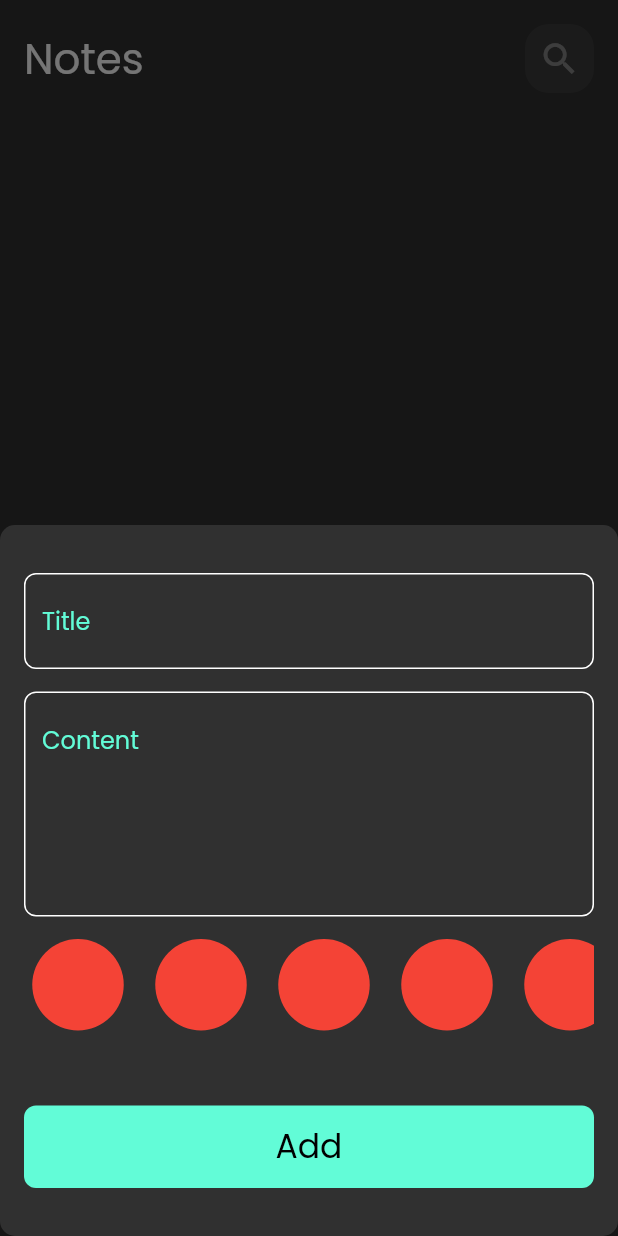
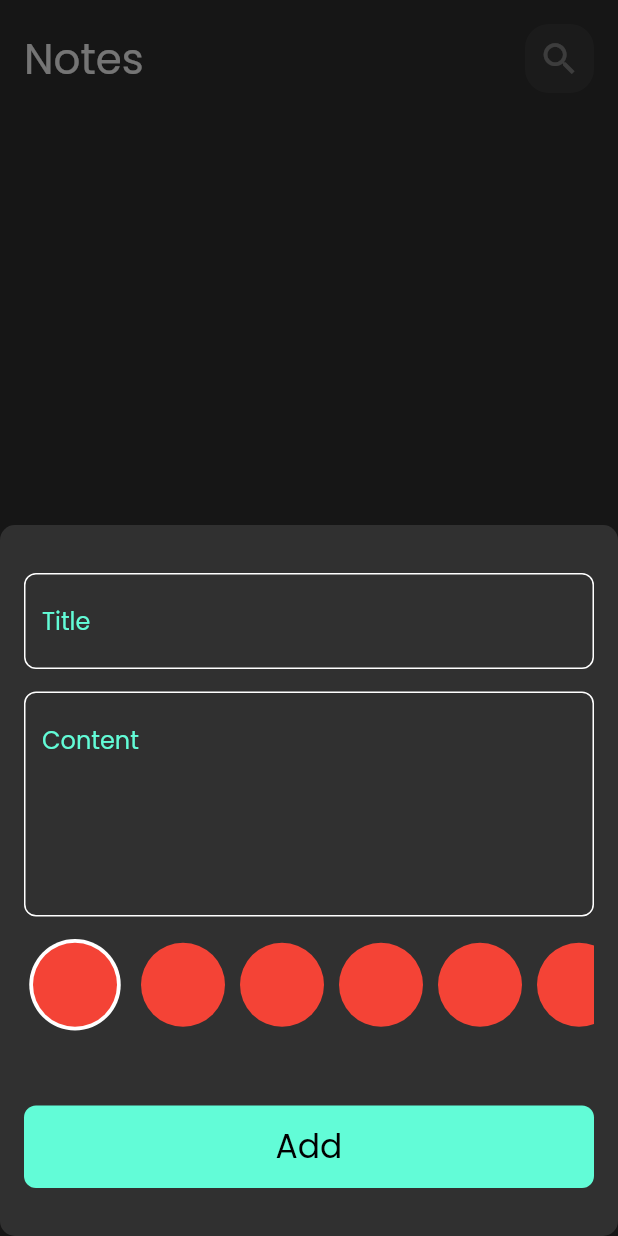
Before and after one commit to George-Samir88/notes_app, a Flutter app: the screen it shows after launch, after a tap on the "add" icon, on a phone screen of 412 x 824 dp. Run offline on Flutter 3.47's test engine with Material 2 defaults, Android fonts, the phone set to English and light mode, and no system bars; our stand-ins replace flutter_bloc, hive_flutter; accounts and stored records are empty.

Commit message:
selecting a color with a flag

```diff
--- a/lib/reusable/color_item.dart
+++ b/lib/reusable/color_item.dart
@@ -1,16 +1,27 @@
 import 'package:flutter/material.dart';
 
 class ColorItem extends StatelessWidget {
-  const ColorItem({super.key});
+  const ColorItem({super.key, required this.isSelected});
+
+  final bool isSelected;
 
   @override
   Widget build(BuildContext context) {
-    return const Padding(
-      padding: EdgeInsets.only(top: 15.0),
-      child: CircleAvatar(
-        backgroundColor: Colors.red,
-        radius: 36.0,
-      ),
+    return Padding(
+      padding: const EdgeInsets.only(top: 15.0),
+      child: isSelected
+          ? const CircleAvatar(
+              radius: 34.0,
+              backgroundColor: Colors.white,
+              child: CircleAvatar(
+                backgroundColor: Colors.red,
+                radius: 28.0,
+              ),
+            )
+          : const CircleAvatar(
+              backgroundColor: Colors.red,
+              radius: 28.0,
+            ),
     );
   }
 }
--- a/lib/reusable/colors_list_view.dart
+++ b/lib/reusable/colors_list_view.dart
@@ -1,17 +1,31 @@
 import 'package:flutter/cupertino.dart';
 import 'package:notes_app/reusable/color_item.dart';
 
-class ColorsListView extends StatelessWidget {
+class ColorsListView extends StatefulWidget {
   const ColorsListView({super.key});
+
+  @override
+  State<ColorsListView> createState() => _ColorsListViewState();
+}
+
+class _ColorsListViewState extends State<ColorsListView> {
+  late bool isSelected;
+  int currentIndex = 0;
 
   @override
   Widget build(BuildContext context) {
     return SizedBox(
-      height: 38*2,
+      height: 38 * 2,
       child: ListView.separated(
-        physics: const BouncingScrollPhysics(),
+          physics: const BouncingScrollPhysics(),
           scrollDirection: Axis.horizontal,
-          itemBuilder: (context, index) => const ColorItem(),
+          itemBuilder: (context, index) => GestureDetector(
+                child: ColorItem(isSelected: currentIndex == index),
+                onTap: () {
+                  currentIndex = index;
+                  setState(() {});
+                },
+              ),
           separatorBuilder: (context, index) => const SizedBox(
                 width: 10.0,
               ),
```
